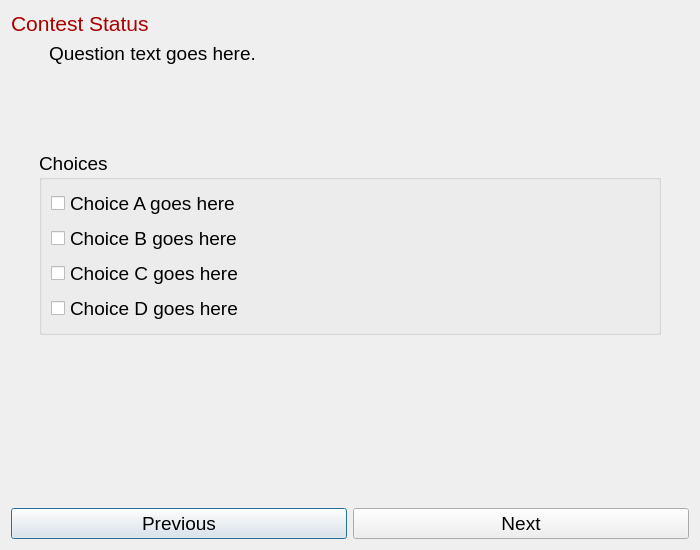
First picture: the form in src/client/semifinals.ui, repository trigger-happy/Cerberus, before the edit.
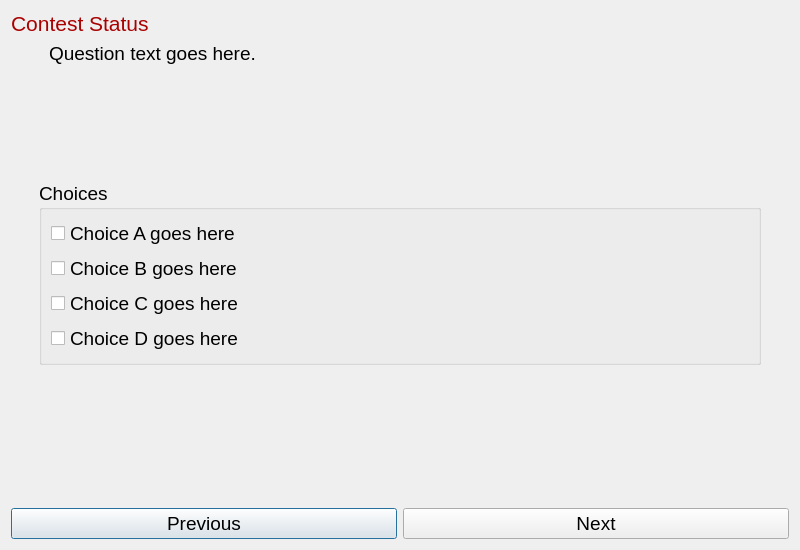
Second picture: the form after the edit.

Commit message: Made UI size adjustments per Niko's feedback

Patch:
```diff
--- a/src/client/semifinals.ui
+++ b/src/client/semifinals.ui
@@ -6,7 +6,7 @@
    <rect>
     <x>0</x>
     <y>0</y>
-    <width>700</width>
+    <width>800</width>
     <height>550</height>
    </rect>
   </property>
@@ -247,7 +247,7 @@
      <property name="sizeHint" stdset="0">
       <size>
        <width>379</width>
-       <height>80</height>
+       <height>110</height>
       </size>
      </property>
     </spacer>
```
The commit also changes 3 other files.
